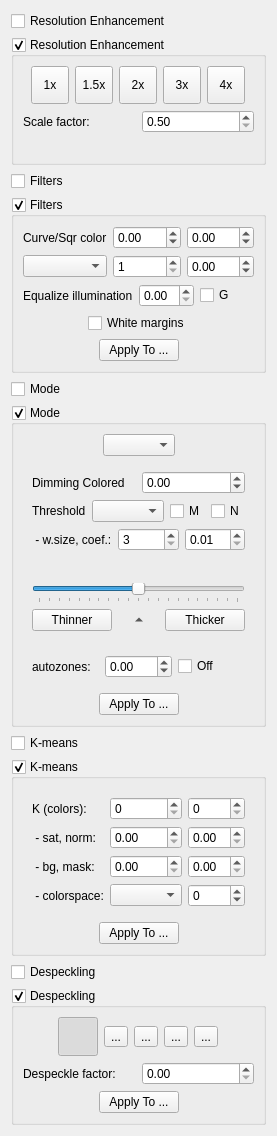
The window that src/stages/output/ui/OutputOptionsWidget.ui (ImageProcessing-ElectronicPublications/scantailor-experimental) describes before a commit, drawn with Qt 5.
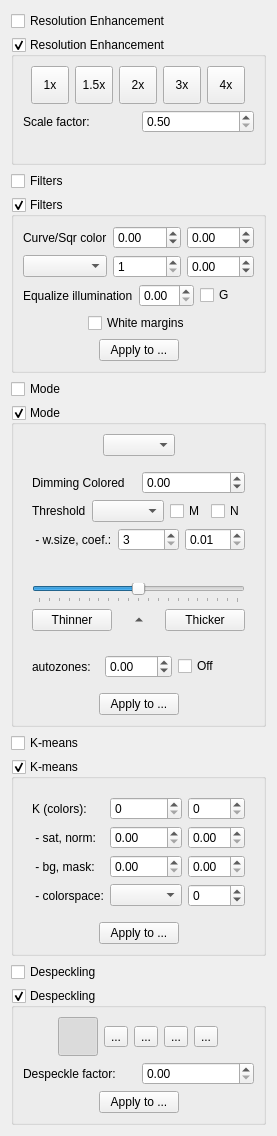
The same window after the commit. Icons and pictures are not drawn.

```diff
--- a/src/stages/output/ui/OutputOptionsWidget.ui
+++ b/src/stages/output/ui/OutputOptionsWidget.ui
@@ -424,7 +424,7 @@
         <item>
          <widget class="QPushButton" name="applyColorsFiltersButton">
           <property name="text">
-           <string>Apply To ...</string>
+           <string>Apply to ...</string>
           </property>
          </widget>
         </item>
@@ -821,7 +821,7 @@
         <item>
          <widget class="QPushButton" name="applyColorsModeButton">
           <property name="text">
-           <string>Apply To ...</string>
+           <string>Apply to ...</string>
           </property>
          </widget>
         </item>
@@ -1040,7 +1040,7 @@
         <item>
          <widget class="QPushButton" name="applyKmeansButton">
           <property name="text">
-           <string>Apply To ...</string>
+           <string>Apply to ...</string>
           </property>
          </widget>
         </item>
@@ -1294,7 +1294,7 @@
         <item>
          <widget class="QPushButton" name="applyDespeckleButton">
           <property name="text">
-           <string>Apply To ...</string>
+           <string>Apply to ...</string>
           </property>
          </widget>
         </item>
```
